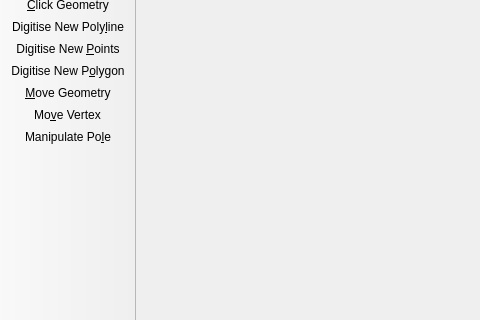
GPlates/GPlates, file src/qt-widgets/ViewportWindowUi.ui: the form before one commit; both pictures show x 0 to 480 and y 82 to 402 of the 724 by 600 pixel window.
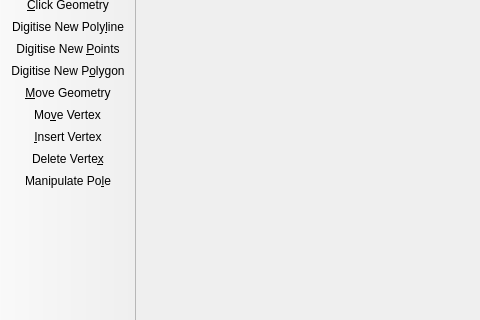
The form after the commit. Icons and pictures are not drawn.

Commit message:
Replaced source:/gplates/trunk using source:/gplates/branches/move-vertex-tool-2008-nov-12#5427 incorporating log:/gplates/branches/move-vertex-tool-2008-nov-12#4538:5427
This is "replacing one branch with another". The merge was performed using Tortoise SVN's Merge tool, from

http://svn.gplates.org/gplates/trunk Revision 4537 to

http://svn.gplates.org/gplates/branches/move-vertex-tool-2008-nov-12 Revision 5427,

from inside the root directory of a working copy of the trunk.

Diff of the .ui file:
```diff
--- a/src/qt-widgets/ViewportWindowUi.ui
+++ b/src/qt-widgets/ViewportWindowUi.ui
@@ -179,6 +179,8 @@
    <addaction name="action_Digitise_New_Polygon" />
    <addaction name="action_Move_Geometry" />
    <addaction name="action_Move_Vertex" />
+   <addaction name="action_Insert_Vertex" />
+   <addaction name="action_Delete_Vertex" />
    <addaction name="action_Manipulate_Pole" />
   </widget>
   <widget class="QDockWidget" name="dock_search_results" >
@@ -965,6 +967,52 @@
     <string>V</string>
    </property>
   </action>
+  <action name="action_Delete_Vertex" >
+   <property name="checkable" >
+    <bool>true</bool>
+   </property>
+   <property name="checked" >
+    <bool>false</bool>
+   </property>
+   <property name="icon" >
+    <iconset resource="../qt-resources/qt_widgets.qrc" >:/delete_vertex_35.png</iconset>
+   </property>
+   <property name="text" >
+    <string>Delete Verte&amp;x</string>
+   </property>
+   <property name="iconText" >
+    <string>Delete Verte&amp;x</string>
+   </property>
+   <property name="toolTip" >
+    <string>Delete Vertex  X</string>
+   </property>
+   <property name="shortcut" >
+    <string>X</string>
+   </property>
+  </action>
+  <action name="action_Insert_Vertex" >
+   <property name="checkable" >
+    <bool>true</bool>
+   </property>
+   <property name="checked" >
+    <bool>false</bool>
+   </property>
+   <property name="icon" >
+    <iconset resource="../qt-resources/qt_widgets.qrc" >:/insert_vertex_35.png</iconset>
+   </property>
+   <property name="text" >
+    <string>&amp;Insert Vertex</string>
+   </property>
+   <property name="iconText" >
+    <string>&amp;Insert Vertex</string>
+   </property>
+   <property name="toolTip" >
+    <string>Insert Vertex  I</string>
+   </property>
+   <property name="shortcut" >
+    <string>I</string>
+   </property>
+  </action>
   <action name="action_Manipulate_Pole" >
    <property name="checkable" >
     <bool>true</bool>
```
The commit also changes 151 other files.
